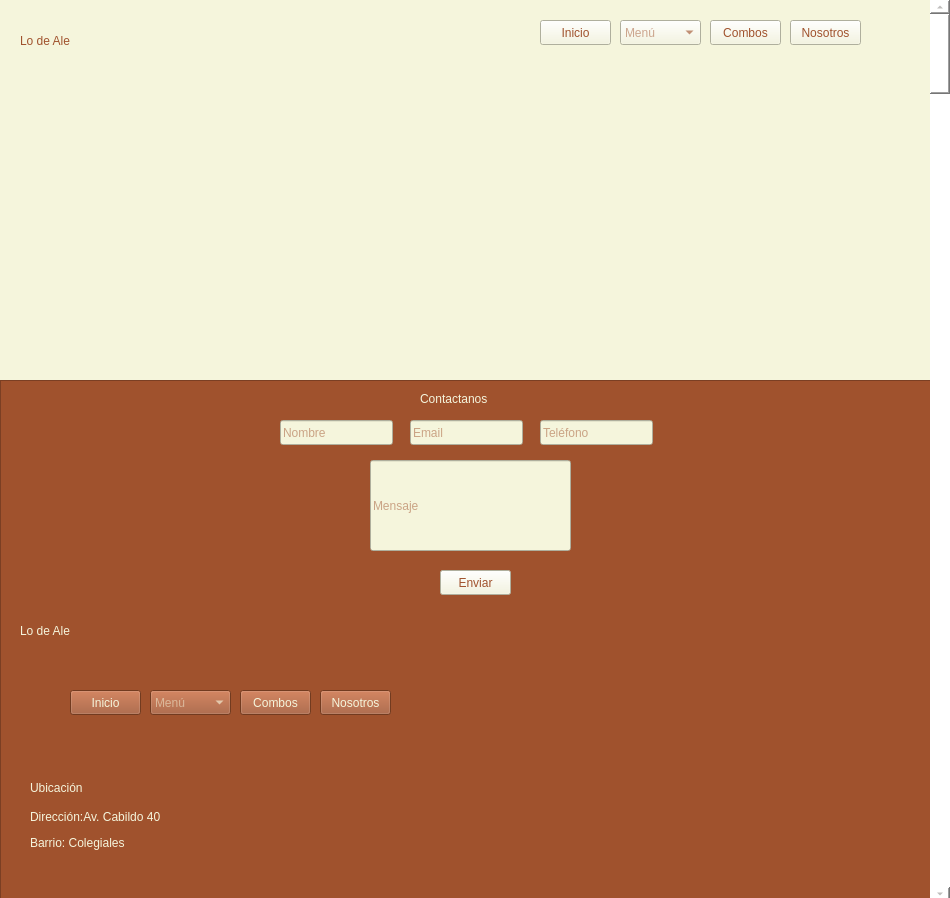
This is mainwindow.ui in jucarratu/Proyecto-I-Carratu-Penayo as Qt 5 draws it before an edit. The edited form follows.
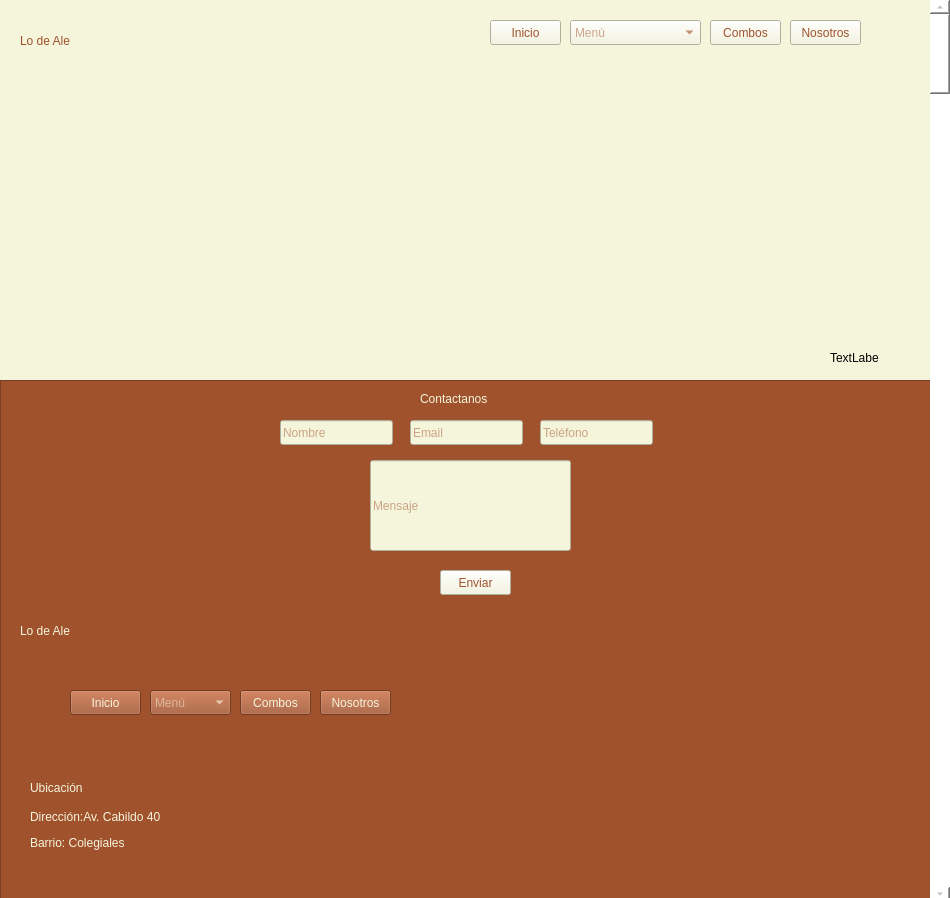
This is the edited form.

```diff
--- a/mainwindow.ui
+++ b/mainwindow.ui
@@ -23,7 +23,7 @@
      <rect>
       <x>20</x>
       <y>10</y>
-      <width>181</width>
+      <width>201</width>
       <height>61</height>
      </rect>
     </property>
@@ -38,7 +38,7 @@
    <widget class="QPushButton" name="pushButton">
     <property name="geometry">
      <rect>
-      <x>540</x>
+      <x>490</x>
       <y>20</y>
       <width>71</width>
       <height>25</height>
@@ -54,9 +54,9 @@
    <widget class="QComboBox" name="comboBox">
     <property name="geometry">
      <rect>
-      <x>620</x>
+      <x>570</x>
       <y>20</y>
-      <width>81</width>
+      <width>131</width>
       <height>25</height>
      </rect>
     </property>
@@ -180,7 +180,7 @@
       <rect>
        <x>20</x>
        <y>230</y>
-       <width>181</width>
+       <width>191</width>
        <height>41</height>
       </rect>
      </property>
@@ -437,6 +437,19 @@
      </property>
     </widget>
    </widget>
+   <widget class="QLabel" name="label_6">
+    <property name="geometry">
+     <rect>
+      <x>830</x>
+      <y>350</y>
+      <width>49</width>
+      <height>16</height>
+     </rect>
+    </property>
+    <property name="text">
+     <string>TextLabel</string>
+    </property>
+   </widget>
    <zorder>label</zorder>
    <zorder>pushButton</zorder>
    <zorder>comboBox</zorder>
```
Left out of the diff: 1 changed line with no effect on the pictures.
